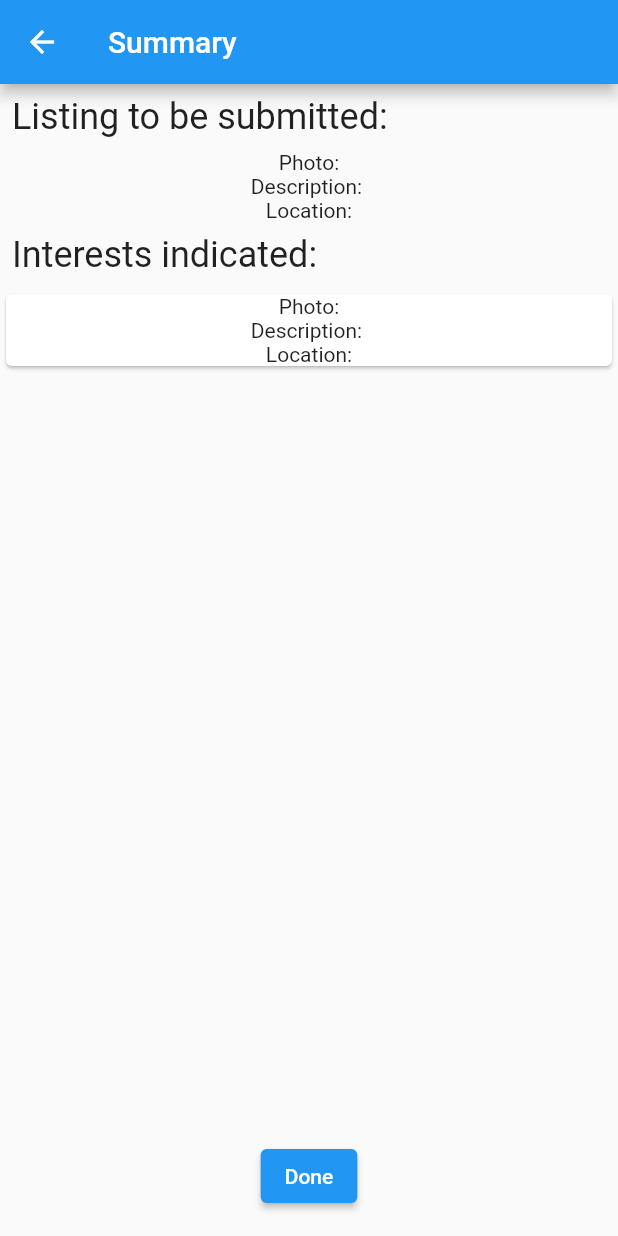
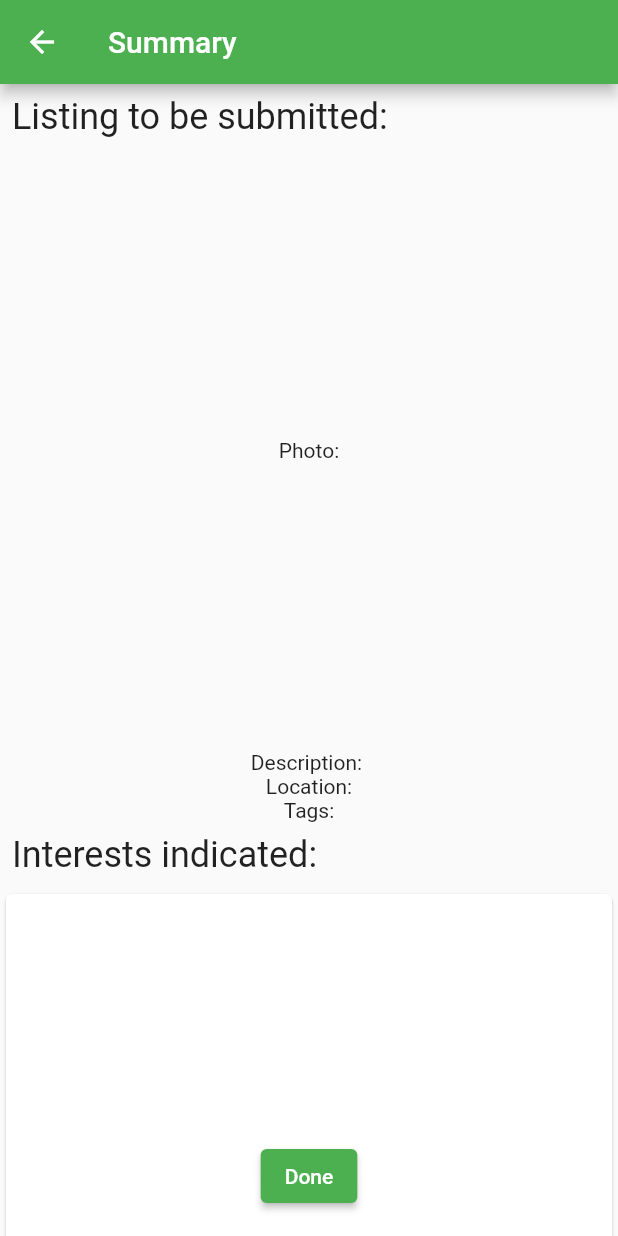
Before and after one commit to rumesh986/gift-it-again, a Flutter app: the Summary screen opened directly with empty values, on a phone screen of 412 x 824 dp. Run offline on Flutter 3.47's test engine with Material 2 defaults, Android fonts, the phone set to English and light mode, and no system bars; our stand-ins replace cloud_firestore, firebase_core; accounts and stored records are empty.

```diff
--- a/lib/AddListing.dart
+++ b/lib/AddListing.dart
@@ -71,7 +71,7 @@ class _AddListingState extends State<AddListing> {
 							},
 							onEditingComplete: () {
 								print(current.description);
-								widget.watson.getTags(current.description);
+								widget.watson.getTags(current.description).then((value) => current.tags.addAll(value));
 							},
 						),
 					),
--- a/lib/DataStructures.dart
+++ b/lib/DataStructures.dart
@@ -140,9 +140,28 @@ class Listing
     return Container(
       child: Column(
         children: [
-          Text("Photo:" + this.photo),
+          Container(
+            height: 400,
+            child: Center(child: Text("Photo:" + this.photo))
+          ),
           Text("Description: " + this.description),
           Text("Location:" + this.location),
+          Text("Tags:"),
+          SingleChildScrollView(
+            scrollDirection: Axis.horizontal,
+            child: Row(
+              children:[
+                for(var i = 0; i<this.tags.length;i++)
+                  Padding(
+                    padding: const EdgeInsets.all(8.0),
+                    child: TextButton(
+                      onPressed: (){},
+                      child: Text(tags[i]),
+                    ),
+                  ),
+              ],
+            ),
+          ),
         ],
       ),
     );
--- a/lib/main.dart
+++ b/lib/main.dart
@@ -58,7 +58,7 @@ class _MyAppState extends State {
     return MaterialApp(
       title: 'Random',
       theme: ThemeData(
-        primarySwatch: Colors.blue,
+        primarySwatch: Colors.green,
         visualDensity: VisualDensity.adaptivePlatformDensity,
       ),
 			home: Scaffold(
```
Also changed, not shown: lib/HomePage.dart (+39 -5 lines), lib/Watson_API.dart (+8 -1 lines).
